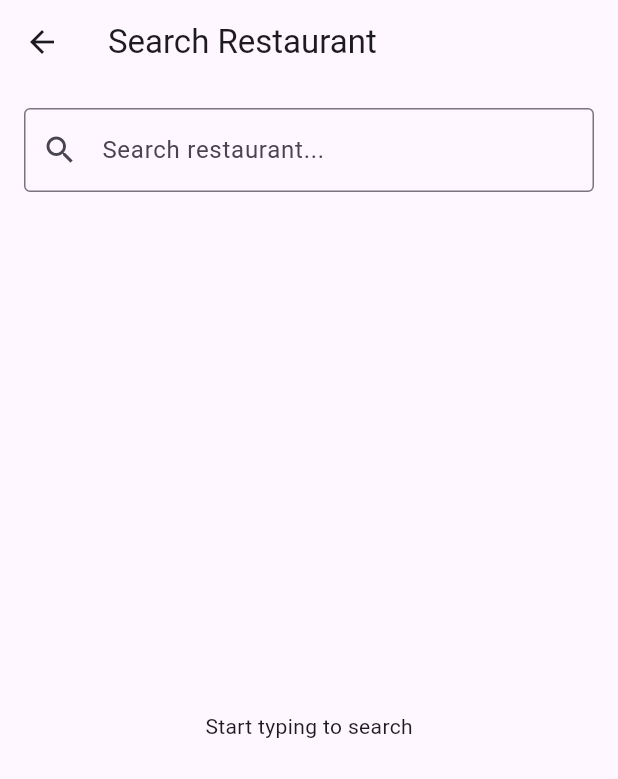
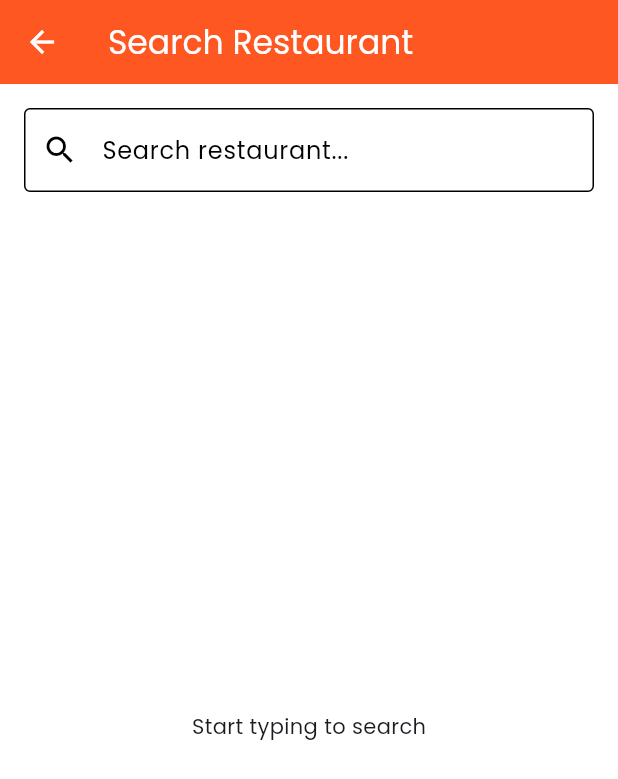
Before and after one commit to DionAhza/Flutter_Restaurant_Api, a Flutter app: the screen it shows after launch, after a tap on the "search" icon, on a phone screen of 412 x 824 dp. Shown: the top 779 px of the screen. Run offline on Flutter 3.47's test engine with Material 3 defaults, Android fonts, the phone set to English and light mode, and no system bars; our stand-ins replace google_fonts; network calls fail.

Commit message:
make: clean code

```diff
--- a/lib/main.dart
+++ b/lib/main.dart
@@ -1,66 +1,39 @@
 import 'package:flutter/material.dart';
 import 'package:provider/provider.dart';
-
+import 'theme/app_theme.dart';
 import 'providers/restaurant_provider.dart';
 import 'providers/theme_provider.dart';
 import 'services/api_service.dart';
 import 'screens/restaurant_list_screen.dart';
 
 void main() {
-
   runApp(
-
     MultiProvider(
-
       providers: [
-
         ChangeNotifierProvider(
           create: (_) => RestaurantProvider(ApiService()),
         ),
-
         ChangeNotifierProvider(
           create: (_) => ThemeProvider(),
         ),
-
       ],
-
       child: MyApp(),
-
     ),
-
   );
-
 }
 
 class MyApp extends StatelessWidget {
-
+  const MyApp({super.key});
   @override
   Widget build(BuildContext context) {
+    final themeProvider = Provider.of<ThemeProvider>(context);
 
-    return Consumer<ThemeProvider>(
-
-      builder: (context, themeProvider, child) {
-
-        return MaterialApp(
-
-          debugShowCheckedModeBanner: false,
-
-          theme: ThemeData.light(),
-
-          darkTheme: ThemeData.dark(),
-
-          themeMode: themeProvider.isDarkMode
-              ? ThemeMode.dark
-              : ThemeMode.light,
-
-          home: RestaurantListScreen(),
-
-        );
-
-      },
-
+    return MaterialApp(
+      debugShowCheckedModeBanner: false,
+      theme: AppTheme.lightTheme,
+      darkTheme: AppTheme.darkTheme,
+      themeMode: themeProvider.isDarkMode ? ThemeMode.dark : ThemeMode.light,
+      home: RestaurantListScreen(),
     );
-
   }
-
 }
--- a/lib/models/restaurant.dart
+++ b/lib/models/restaurant.dart
@@ -1,5 +1,4 @@
 class Restaurant {
-
   final String id;
   final String name;
   final String description;
@@ -17,18 +16,13 @@ class Restaurant {
   });
 
   factory Restaurant.fromJson(Map<String, dynamic> json) {
-
     return Restaurant(
-
       id: json['id'],
       name: json['name'],
       description: json['description'],
       pictureId: json['pictureId'],
       city: json['city'],
       rating: (json['rating'] as num).toDouble(),
-
     );
-
   }
-
 }
--- a/lib/models/restaurant_search_result.dart
+++ b/lib/models/restaurant_search_result.dart
@@ -1,29 +1,23 @@
 import 'restaurant.dart';
 
 class RestaurantSearchResult {
-
   final List<Restaurant> restaurants;
 
   RestaurantSearchResult({required this.restaurants});
 
   factory RestaurantSearchResult.fromJson(Map<String, dynamic> json) {
-
     List<Restaurant> restaurants = [];
 
     if (json['restaurants'] != null) {
-
       restaurants = List<Restaurant>.from(
         json['restaurants'].map(
           (x) => Restaurant.fromJson(x),
         ),
       );
-
     }
 
     return RestaurantSearchResult(
       restaurants: restaurants,
     );
-
   }
-
 }
--- a/lib/providers/test_provider.dart
+++ b/lib/providers/test_provider.dart
@@ -1,17 +1,13 @@
 import 'package:flutter/material.dart';
 
 class TestProvider extends ChangeNotifier {
-
   int _count = 0;
 
   int get count => _count;
 
   void increment() {
-
     _count++;
 
     notifyListeners();
-
   }
-
 }
--- a/lib/screens/restaurant_list_screen.dart
+++ b/lib/screens/restaurant_list_screen.dart
@@ -8,109 +8,67 @@ import '../widgets/loading_widget.dart';
 import '../screens/restaurant_detail_screen.dart';
 
 class RestaurantListScreen extends StatefulWidget {
-
+  const RestaurantListScreen({super.key});
   @override
-  State<RestaurantListScreen> createState() =>
-      _RestaurantListScreenState();
-
+  State<RestaurantListScreen> createState() => _RestaurantListScreenState();
 }
 
-class _RestaurantListScreenState
-    extends State<RestaurantListScreen> {
-
+class _RestaurantListScreenState extends State<RestaurantListScreen> {
   @override
 void initState() {
-
   super.initState();
 
-    Future.microtask(() =>
-        Provider.of<RestaurantProvider>(
-            context,
-            listen: false
-        ).fetchRestaurants()
-    );
+  Future.microtask(() {
+    if (!mounted) return;
 
+    context.read<RestaurantProvider>().fetchRestaurants();
+  });
 }
 
   @override
   Widget build(BuildContext context) {
-
     return Scaffold(
-
       appBar: AppBar(
         title: Text("Restaurant App"),
-
         actions: [
           IconButton(
-
             icon: Icon(Icons.search),
-
             onPressed: () {
-
               Navigator.push(
-
                 context,
-
                 MaterialPageRoute(
-
                   builder: (_) => SearchScreen(),
-
                 ),
-
               );
-
             },
-
           ),
           Consumer<ThemeProvider>(
-
             builder: (context, themeProvider, child) {
-
               return Row(
-
                 children: [
-
                   Icon(Icons.light_mode),
-
                   Switch(
                     value: themeProvider.isDarkMode,
                     onChanged: themeProvider.toggleTheme,
                   ),
-
                   Icon(Icons.dark_mode),
-
                 ],
-
               );
-
             },
-
           ),
-
         ],
-
       ),
       body: Consumer<RestaurantProvider>(
         builder: (context, provider, child) {
-
           if (provider.state == ResultState.loading) {
-
             return LoadingWidget();
-
-          } else if (provider.state ==
-              ResultState.hasData) {
-
+          } else if (provider.state == ResultState.hasData) {
             return ListView.builder(
-
               itemCount: provider.restaurants.length,
-
               itemBuilder: (context, index) {
-
-                final restaurant =
-                provider.restaurants[index];
+                final restaurant = provider.restaurants[index];
 
                 return ListTile(
-
                   leading: Hero(
                     tag: restaurant.id,
                     child: Image.network(
@@ -118,14 +76,9 @@ appBar: AppBar(
                       width: 60,
                     ),
                   ),
-
                   title: Text(restaurant.name),
-
-                  subtitle: Text(
-                      "${restaurant.city} ⭐ ${restaurant.rating}"),
-
+                  subtitle: Text("${restaurant.city} ⭐ ${restaurant.rating}"),
                   onTap: () {
-
                     Navigator.push(
                       context,
                       MaterialPageRoute(
@@ -134,27 +87,17 @@ appBar: AppBar(
                         ),
                       ),
                     );
-
-                  },
-
-                );
-
                   },
                 );
-
+              },
+            );
           } else {
-
             return Center(
               child: Text(provider.message),
             );
-
           }
-
         },
       ),
-
     );
-
   }
-
 }
--- /dev/null
+++ b/lib/theme/app_theme.dart
@@ -0,0 +1,28 @@
+import 'package:flutter/material.dart';
+import 'package:google_fonts/google_fonts.dart';
+
+class AppTheme {
+  static ThemeData lightTheme = ThemeData(
+    brightness: Brightness.light,
+    primaryColor: Colors.deepOrange,
+    colorScheme: ColorScheme.light(
+      primary: Colors.deepOrange,
+      secondary: Colors.orange,
+    ),
+    textTheme: GoogleFonts.poppinsTextTheme(),
+    appBarTheme: AppBarTheme(
+      backgroundColor: Colors.deepOrange,
+      foregroundColor: Colors.white,
+    ),
+  );
+
+  static ThemeData darkTheme = ThemeData(
+    brightness: Brightness.dark,
+    primaryColor: Colors.deepOrange,
+    colorScheme: ColorScheme.dark(
+      primary: Colors.deepOrange,
+      secondary: Colors.orange,
+    ),
+    textTheme: GoogleFonts.poppinsTextTheme(),
+  );
+}
--- a/lib/widgets/loading_widget.dart
+++ b/lib/widgets/loading_widget.dart
@@ -1,14 +1,11 @@
 import 'package:flutter/material.dart';
 
 class LoadingWidget extends StatelessWidget {
-
+  const LoadingWidget({super.key});
   @override
   Widget build(BuildContext context) {
-
     return Center(
       child: CircularProgressIndicator(),
     );
-
   }
-
 }
```
Also changed, not shown: lib/models/restaurant_detail.dart (+5 -27 lines), lib/providers/restaurant_detail_provider.dart (+3 -12 lines), lib/providers/restaurant_provider.dart (+3 -11 lines), lib/providers/review_provider.dart (+0 -8 lines), lib/providers/search_provider.dart (+2 -23 lines), lib/providers/theme_provider.dart (+1 -6 lines), lib/screens/restaurant_detail_screen.dart (+25 -68 lines), lib/screens/search_screen.dart (+15 -85 lines), lib/services/api_service.dart (+6 -38 lines), lib/widgets/review_form.dart (+39 -50 lines). Lines whose indentation alone changed are shown as unchanged.
